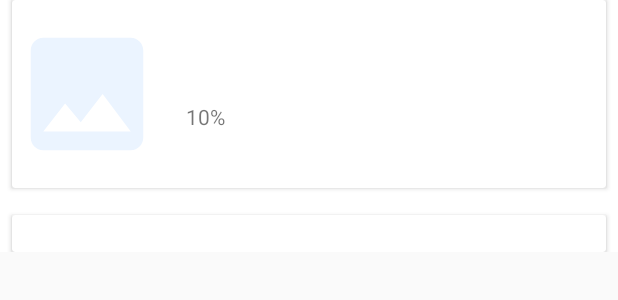
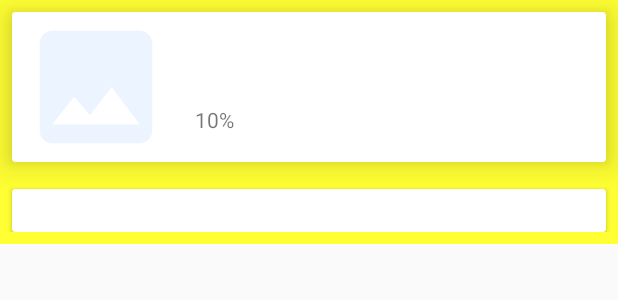
Before and after one commit to PintsizeMaxy/BrewFinder, an Android app: the layout beer_detail_fragment.xml on its own in the app's theme, with its tools: preview values and no code run, on a phone screen of 412 x 824 dp. Shown: the top 300 px of the screen. Run offline under Robolectric (Android 15) with nearby library versions, the phone set to English and light mode, and no system bars.

Commit message:
Change design of beer layout

```diff
--- a/app/src/main/res/layout/beer_detail_fragment.xml
+++ b/app/src/main/res/layout/beer_detail_fragment.xml
@@ -10,13 +10,15 @@
     </data>
     <androidx.core.widget.NestedScrollView
         android:layout_width="match_parent"
-        android:layout_height="match_parent">
+        android:layout_height="wrap_content">
 
         <androidx.constraintlayout.widget.ConstraintLayout
             android:layout_width="match_parent"
             android:layout_height="match_parent"
             android:background="#FFFFFF"
-            android:orientation="vertical">
+            android:orientation="vertical"
+            android:paddingBottom="8dp"
+            android:backgroundTint="#ffff33">
 
             <androidx.cardview.widget.CardView
                 android:id="@+id/beer_id"
@@ -25,7 +27,8 @@
                 android:layout_marginStart="8dp"
                 android:layout_marginEnd="8dp"
                 android:layout_marginBottom="8dp"
-                android:elevation="5dp"
+                android:layout_marginTop="8dp"
+                app:cardElevation="12dp"
                 app:cardCornerRadius="2dp"
                 app:layout_constraintEnd_toEndOf="parent"
                 app:layout_constraintStart_toStartOf="parent"
@@ -38,7 +41,8 @@
                     <androidx.appcompat.widget.AppCompatImageView
                         android:id="@+id/beer_image"
                         android:layout_width="100dp"
-                        android:layout_height="125dp"
+                        android:layout_height="100dp"
+                        android:layout_marginStart="6dp"
                         android:adjustViewBounds="true"
                         tools:src="@drawable/ic_photo" />
 
@@ -47,7 +51,7 @@
                         android:layout_width="match_parent"
                         android:layout_height="wrap_content"
                         android:layout_marginStart="16dp"
-                        android:layout_marginTop="24dp"
+                        android:layout_marginTop="18dp"
                         android:layout_marginEnd="12dp"
                         android:layout_toEndOf="@id/beer_image"
                         android:textSize="18sp" />
@@ -87,6 +91,7 @@
                 android:layout_marginStart="8dp"
                 android:layout_marginTop="18dp"
                 android:layout_marginEnd="8dp"
+                android:layout_marginBottom="8dp"
                 app:layout_constraintEnd_toEndOf="parent"
                 app:layout_constraintStart_toStartOf="parent"
                 app:layout_constraintTop_toBottomOf="@id/beer_id">
@@ -97,6 +102,7 @@
                     android:layout_height="wrap_content"
                     android:layout_marginStart="6dp"
                     android:layout_marginEnd="6dp"
+                    android:paddingBottom="4dp"
                     android:textSize="18sp" />
 
             </androidx.cardview.widget.CardView>
```
